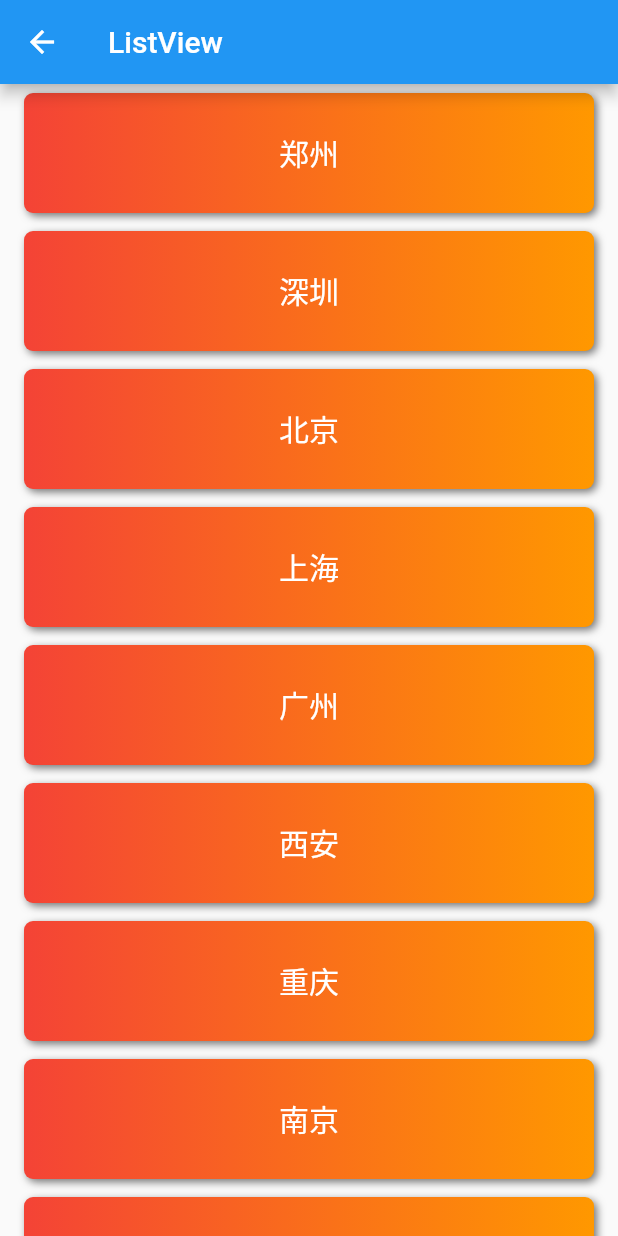
After one commit to haganWu/flutter_trip, a Flutter app: the DemoListView screen opened directly, after a tap on "默认垂直滑动", on a phone screen of 412 x 824 dp. The commit adds this screen. Run offline on Flutter 3.47's test engine with Material 2 defaults, Android fonts, the phone set to English and light mode, and no system bars; our stand-ins replace flutter_swiper_null_safety, shared_preferences; accounts and stored records are empty; network calls fail.

Commit message:
Demo -- ListView使用：垂直滑动

```diff
--- a/lib/pages/demo/demo_page.dart
+++ b/lib/pages/demo/demo_page.dart
@@ -5,6 +5,7 @@ import 'package:flutter_trip/util/navigator_util.dart';
 import 'demo_future_builder_page.dart';
 import 'demo_future_page.dart';
 import 'demo_shared_preferences_page.dart';
+import 'list/demo_list_view_page.dart';
 
 class DemoPage extends StatefulWidget {
   const DemoPage({Key? key}) : super(key: key);
@@ -45,6 +46,7 @@ class _DemoPageState extends State<DemoPage> {
                             const FutureBuilderDemoPage()),
                         _item(context, "SharedPreferences",
                             const DemoSharedPreferences()),
+                        _item(context, "ListView使用", const DemoListView()),
                       ],
                     )),
                 Expanded(
--- /dev/null
+++ b/lib/pages/demo/list/demo_default_list_view_page.dart
@@ -0,0 +1,72 @@
+import 'package:flutter/cupertino.dart';
+import 'package:flutter/material.dart';
+import 'package:shared_preferences/shared_preferences.dart';
+
+class DemoDefaultListView extends StatefulWidget {
+  const DemoDefaultListView({Key? key}) : super(key: key);
+
+  @override
+  _DemoDefaultListViewState createState() => _DemoDefaultListViewState();
+}
+
+const CITY_NAMES = [
+  "郑州",
+  "深圳",
+  "北京",
+  "上海",
+  "广州",
+  "西安",
+  "重庆",
+  "南京",
+  "延安",
+  "苏州",
+  "杭州"
+];
+
+class _DemoDefaultListViewState extends State<DemoDefaultListView> {
+  @override
+  Widget build(BuildContext context) {
+    return Scaffold(
+      appBar: AppBar(
+        title: const Text("ListView"),
+        leading: GestureDetector(
+          onTap: () {
+            Navigator.pop(context);
+          },
+          child: const Icon(Icons.arrow_back),
+        ),
+      ),
+      body: ListView(
+        children: _buildList(),
+      ),
+    );
+  }
+
+  List<Widget> _buildList() {
+    return CITY_NAMES.map((city) => _item(city)).toList();
+  }
+
+  Widget _item(String city) {
+    return Container(
+      height: 80,
+      margin: const EdgeInsets.only(left: 16,top: 6,right: 16,bottom: 6),
+      alignment: Alignment.center,
+      decoration: BoxDecoration(
+          gradient: const LinearGradient(colors: [Colors.red, Colors.orange]),
+          //背景渐变
+          borderRadius: BorderRadius.circular(6.0),
+          //3像素圆角
+          boxShadow: const [
+            //阴影
+            BoxShadow(
+                color: Colors.black54,
+                offset: Offset(2.0, 2.0),
+                blurRadius: 4.0)
+          ]),
+      child: Text(
+        city,
+        style: const TextStyle(color: Colors.white, fontSize: 20),
+      ),
+    );
+  }
+}
--- /dev/null
+++ b/lib/pages/demo/list/demo_list_view_page.dart
@@ -0,0 +1,45 @@
+import 'package:flutter/cupertino.dart';
+import 'package:flutter/material.dart';
+import 'package:shared_preferences/shared_preferences.dart';
+
+import '../../../util/navigator_util.dart';
+import 'demo_default_list_view_page.dart';
+
+class DemoListView extends StatefulWidget {
+  const DemoListView({Key? key}) : super(key: key);
+
+  @override
+  _DemoListViewState createState() => _DemoListViewState();
+}
+
+class _DemoListViewState extends State<DemoListView> {
+  @override
+  Widget build(BuildContext context) {
+    return Scaffold(
+      appBar: AppBar(
+        title: const Text("ListView"),
+        leading: GestureDetector(
+          onTap: () {
+            Navigator.pop(context);
+          },
+          child: const Icon(Icons.arrow_back),
+        ),
+      ),
+      body: Center(
+        child: Container(
+          margin: EdgeInsets.only(top: 30),
+          child: Column(
+            children: [
+              ElevatedButton(
+                onPressed: () {
+                  NavigatorUtil.push(context, const DemoDefaultListView());
+                },
+                child: const Text("默认垂直滑动"),
+              )
+            ],
+          ),
+        ),
+      ),
+    );
+  }
+}
```
